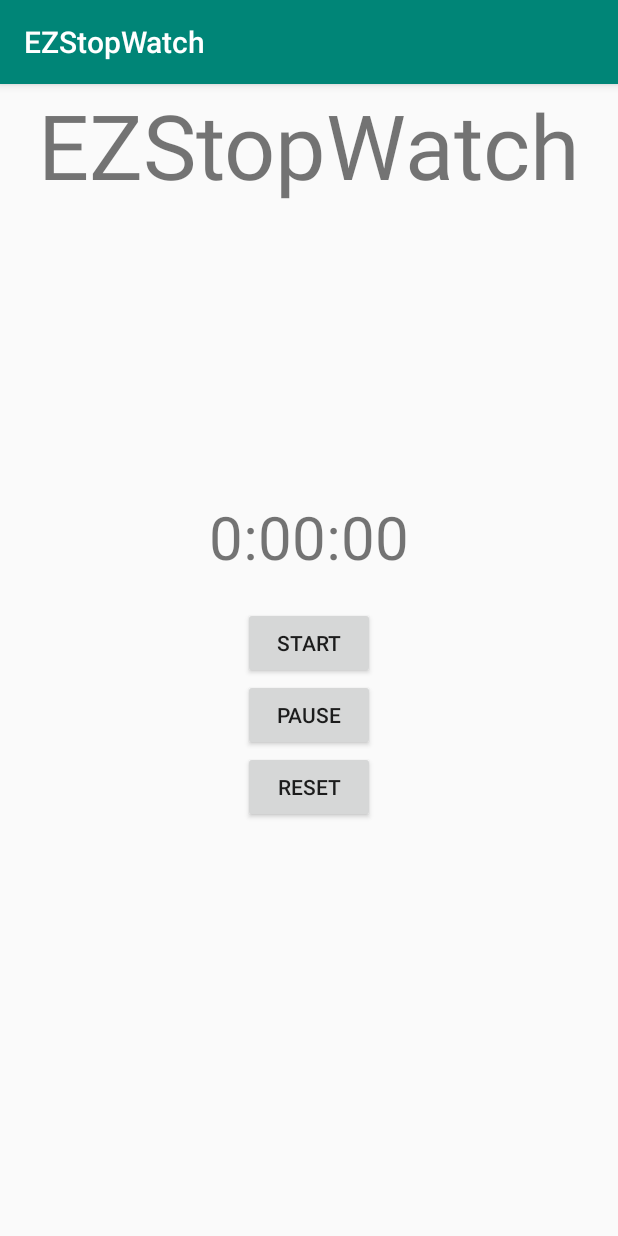
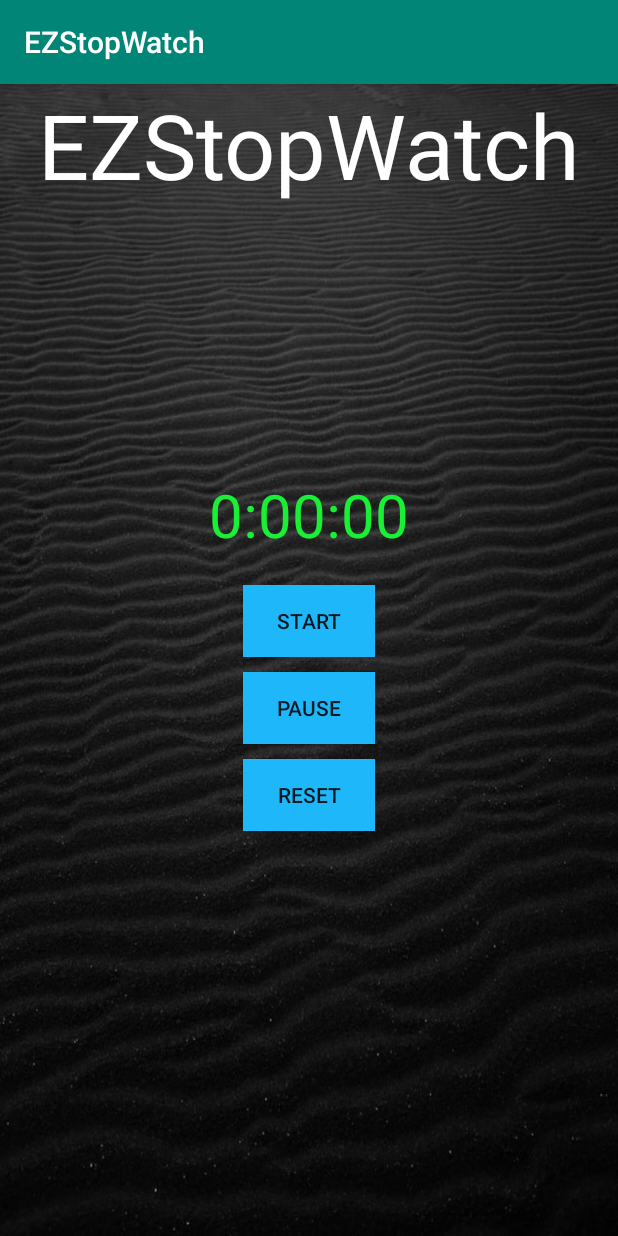
Before and after one commit to manan05/EZStopWatch, an Android app: the screen it shows after launch (MainActivity), on a phone screen of 412 x 824 dp. Run offline under Robolectric (Android 15) with nearby library versions, the phone set to English and light mode, and no system bars.

Commit message:
Made a better UI

```diff
--- a/app/src/main/res/layout/activity_main.xml
+++ b/app/src/main/res/layout/activity_main.xml
@@ -3,6 +3,7 @@
     xmlns:tools="http://schemas.android.com/tools"
     android:layout_width="match_parent"
     android:layout_height="match_parent"
+    android:background="@drawable/background"
     tools:context=".MainActivity">
 
     <TextView
@@ -10,6 +11,7 @@
         android:layout_height="wrap_content"
         android:layout_gravity="center|top"
         android:text="EZStopWatch"
+        android:textColor="#FFFFFF"
         android:textSize="60sp" />
 
     <LinearLayout
@@ -27,25 +29,31 @@
             android:layout_gravity="center"
             android:gravity="center"
             android:paddingBottom="20dp"
-            android:text="0"
+            android:textColor="#18EF35"
             android:textSize="40sp" />
 
         <Button
             android:id="@+id/btnStart"
             android:layout_width="wrap_content"
             android:layout_height="wrap_content"
+            android:layout_marginBottom="10dp"
+            android:background="#1EB8FA"
             android:text="Start" />
 
         <Button
             android:id="@+id/btnPause"
             android:layout_width="wrap_content"
             android:layout_height="wrap_content"
+            android:layout_marginBottom="10dp"
+            android:background="#1EB8FA"
             android:text="Pause" />
 
         <Button
             android:id="@+id/btnReset"
             android:layout_width="wrap_content"
             android:layout_height="wrap_content"
+            android:layout_marginBottom="10dp"
+            android:background="#1EB8FA"
             android:text="Reset" />
 
 
```
Also changed, not shown: app/src/main/res/drawable/background.png (added).
